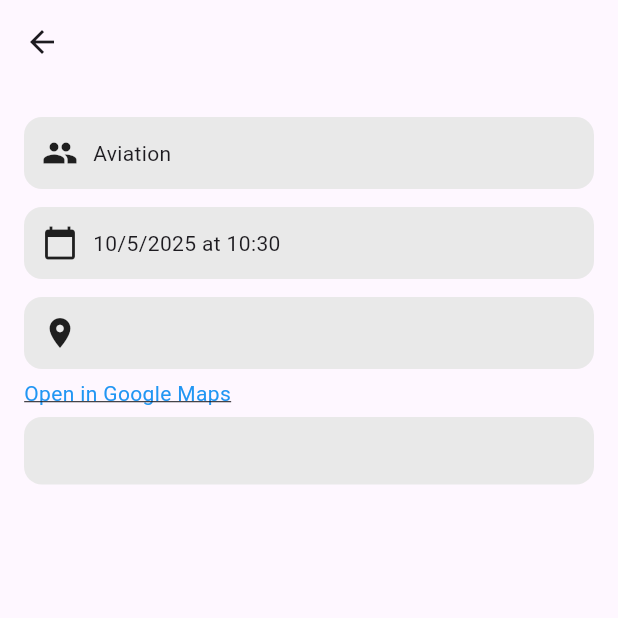
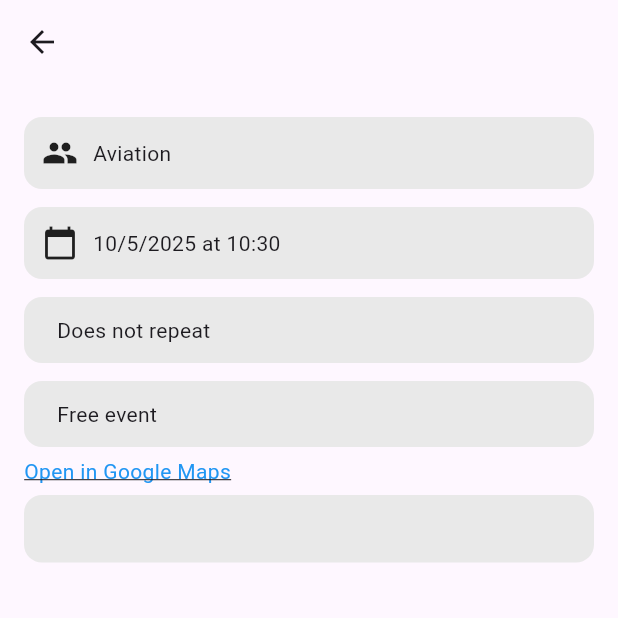
Before and after one commit to 5C-UoP/soc-drawer, a Flutter app: the EventsViewExpanded screen opened directly with empty values, on a phone screen of 412 x 824 dp, the top half of it. Run offline on Flutter 3.47's test engine with Material 3 defaults, Android fonts, the light colour scheme and no system bars; our stand-ins replace font_awesome_flutter, table_calendar; accounts and stored records are empty; generated files the repository leaves out were written again.

Commit message:
added functionality to tick boxes on event create

```diff
--- a/lib/src/models/event.dart
+++ b/lib/src/models/event.dart
@@ -6,6 +6,8 @@ class Event {
   final DateTime dateTime;
   final String location;
   final Socieity society;
+  final bool isRepeating;
+  final bool needsPayment;
 
   Event({
     required this.name,
@@ -13,6 +15,8 @@ class Event {
     required this.dateTime,
     required this.location,
     required this.society,
+    required this.isRepeating,
+    required this.needsPayment,
   }) {
     if (dateTime.isBefore(DateTime.now())) {
       throw ArgumentError('Date cannot be in the past');
--- a/lib/src/views/events/event_view_expanded.dart
+++ b/lib/src/views/events/event_view_expanded.dart
@@ -58,7 +58,7 @@ class EventsViewExpanded extends StatelessWidget {
               ),
             ),
 
-            // --- LOCATION ---
+            // --- isRepeating ---
             Container(
               margin: const EdgeInsets.symmetric(vertical: 6),
               padding: const EdgeInsets.all(12),
@@ -68,9 +68,29 @@ class EventsViewExpanded extends StatelessWidget {
               ),
               child: Row(
                 children: [
-                  const Icon(Icons.location_on),
                   const SizedBox(width: 10),
-                  Expanded(child: Text(event.location)),
+                  Expanded(
+                    child: Text(
+                      event.isRepeating ? 'Repeats weekly' : 'Does not repeat',
+                    ),
+                  ),
+                ],
+              ),
+            ),
+            // --- isPaid ---
+            Container(
+              margin: const EdgeInsets.symmetric(vertical: 6),
+              padding: const EdgeInsets.all(12),
+              decoration: BoxDecoration(
+                color: containerBackgroundColour,
+                borderRadius: BorderRadius.circular(12),
+              ),
+              child: Row(
+                children: [
+                  const SizedBox(width: 10),
+                  Expanded(
+                      child: Text(
+                          event.needsPayment ? 'Paid event' : 'Free event')),
                 ],
               ),
             ),
```
Also changed, not shown: lib/src/views/components/event_card.dart (+24 -0 lines), lib/src/views/events/event_create_view.dart (+16 -0 lines), 1 other file.
